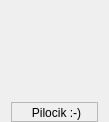
First picture: the form in Pilocik/widgets/thintwidget.ui, repository dotevo/Pilocik, before the edit.
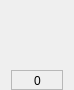
Second picture: the form after the edit.

```diff
--- a/Pilocik/widgets/thintwidget.ui
+++ b/Pilocik/widgets/thintwidget.ui
@@ -6,8 +6,8 @@
    <rect>
     <x>0</x>
     <y>0</y>
-    <width>109</width>
-    <height>122</height>
+    <width>74</width>
+    <height>90</height>
    </rect>
   </property>
   <property name="windowTitle">
@@ -52,12 +52,18 @@
        <rect>
         <x>0</x>
         <y>0</y>
-        <width>91</width>
+        <width>53</width>
         <height>21</height>
        </rect>
       </property>
+      <property name="sizePolicy">
+       <sizepolicy hsizetype="Preferred" vsizetype="Preferred">
+        <horstretch>0</horstretch>
+        <verstretch>0</verstretch>
+       </sizepolicy>
+      </property>
       <property name="text">
-       <string>Pilocik :-)</string>
+       <string>0</string>
       </property>
       <property name="alignment">
        <set>Qt::AlignCenter</set>
```
